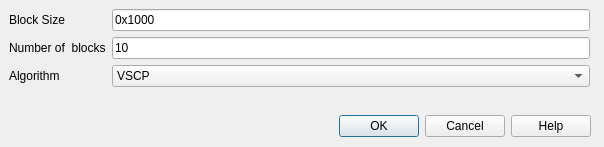
Above: src/cdlgmdfbootloader.ui from grodansparadis/vscp-works-qt before the change. Below: the same form after it.
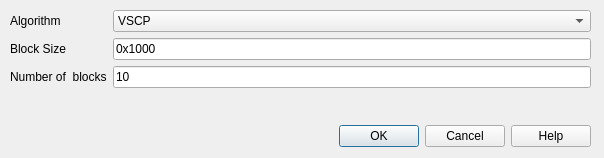
That is the form after the change.

```diff
--- a/src/cdlgmdfbootloader.ui
+++ b/src/cdlgmdfbootloader.ui
@@ -7,7 +7,7 @@
     <x>0</x>
     <y>0</y>
     <width>604</width>
-    <height>147</height>
+    <height>158</height>
    </rect>
   </property>
   <property name="windowTitle">
@@ -17,7 +17,7 @@
    <property name="geometry">
     <rect>
      <x>10</x>
-     <y>110</y>
+     <y>120</y>
      <width>581</width>
      <height>32</height>
     </rect>
@@ -35,13 +35,29 @@
   <widget class="QWidget" name="formLayoutWidget">
    <property name="geometry">
     <rect>
-     <x>9</x>
-     <y>9</y>
+     <x>10</x>
+     <y>10</y>
      <width>581</width>
-     <height>95</height>
+     <height>101</height>
     </rect>
    </property>
    <layout class="QFormLayout" name="formLayout">
+    <item row="0" column="0">
+     <widget class="QLabel" name="label">
+      <property name="text">
+       <string>Algorithm</string>
+      </property>
+     </widget>
+    </item>
+    <item row="0" column="1">
+     <widget class="QComboBox" name="comboBoxAlgorithm">
+      <item>
+       <property name="text">
+        <string>VSCP</string>
+       </property>
+      </item>
+     </widget>
+    </item>
     <item row="1" column="0">
      <widget class="QLabel" name="label_2">
       <property name="text">
@@ -70,22 +86,6 @@
       </property>
      </widget>
     </item>
-    <item row="3" column="0">
-     <widget class="QLabel" name="label">
-      <property name="text">
-       <string>Algorithm</string>
-      </property>
-     </widget>
-    </item>
-    <item row="3" column="1">
-     <widget class="QComboBox" name="comboBox">
-      <item>
-       <property name="text">
-        <string>VSCP</string>
-       </property>
-      </item>
-     </widget>
-    </item>
    </layout>
   </widget>
  </widget>
```
Left out of the diff: 59 changed lines with no effect on the pictures.
